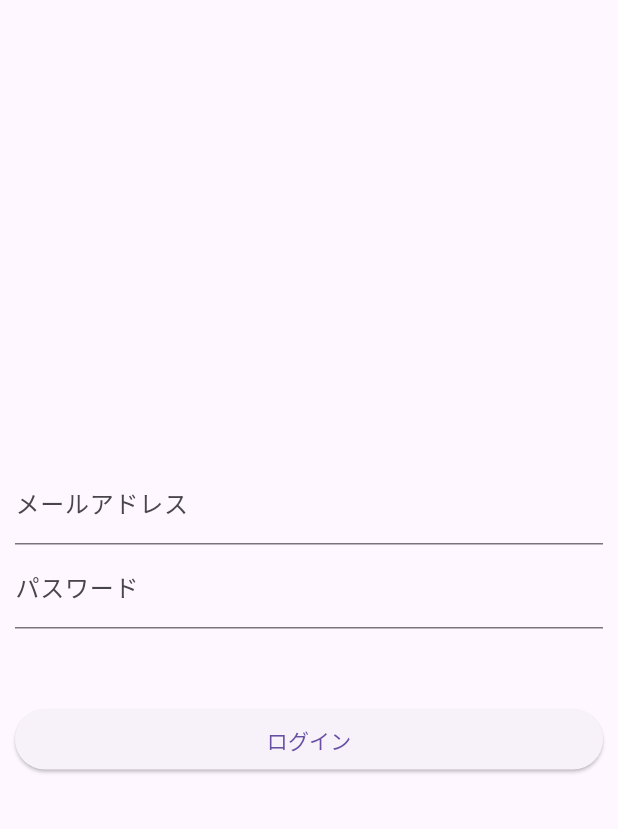
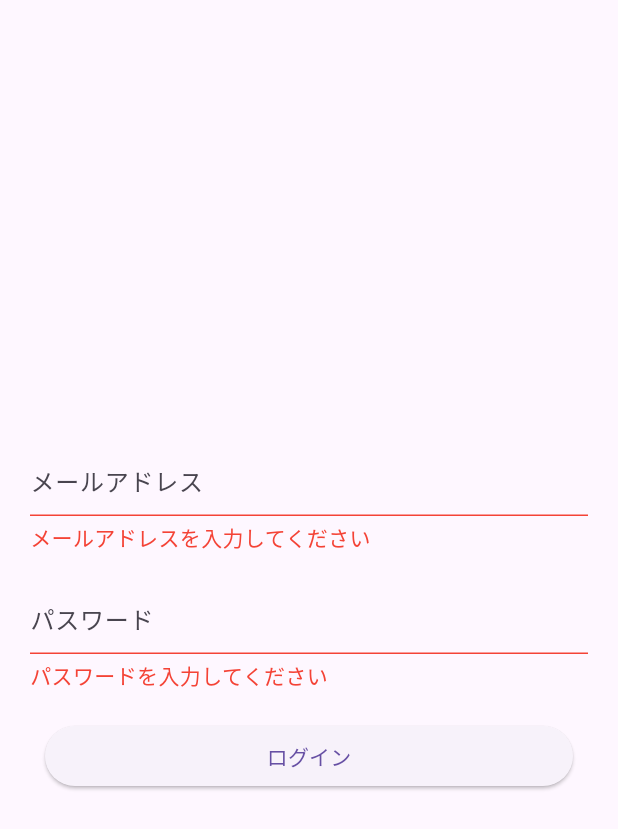
Before and after one commit to kunihei/memocrm_flutter, a Flutter app: the screen it shows after launch, after a tap on "ログイン", on a phone screen of 412 x 824 dp. Shown: the top 829 px of the screen. Run offline on Flutter 3.47's test engine with Material 3 defaults, Android fonts, the phone set to English and light mode, and no system bars; our stand-ins replace dio, flutter_hooks, go_router, hooks_riverpod, shared_preferences.

Commit message:
ログイン処理の実装完了、リフレッシュはまだ動作確認まだ
Co-authored-by: Copilot <copilot@github.com>

```diff
--- /dev/null
+++ b/lib/dummy/dummy_view.dart
@@ -0,0 +1,13 @@
+import 'package:flutter/material.dart';
+
+class DummyView extends StatelessWidget {
+  const DummyView({super.key});
+
+  @override
+  Widget build(BuildContext context) {
+    return Scaffold(
+      appBar: AppBar(title: const Text('ダミー')),
+      body: const Center(child: Text('ダミー画面')),
+    );
+  }
+}
--- a/lib/login/login_view.dart
+++ b/lib/login/login_view.dart
@@ -1,33 +1,112 @@
 import 'package:flutter/material.dart';
+import 'package:flutter/scheduler.dart';
+import 'package:flutter_hooks/flutter_hooks.dart';
+import 'package:go_router/go_router.dart';
 import 'package:hooks_riverpod/hooks_riverpod.dart';
+import 'package:memocrm/login/view_model/login_viewmodel.dart';
+import 'package:memocrm/router/app_route.dart';
+import 'package:memocrm/utils/dialog_utils.dart';
+import 'package:memocrm/login/widgets/login_form.dart';
 
+/// 目的：
+/// - ログイン画面の UI を組み立て、ViewModel の状態変化に応じた画面遷移や
+///   エラーダイアログ表示を制御する。
+///
+/// 概要：
+/// - `loginViewModelProvider` を監視して、ローディング状態や認証状態を取得する。
+/// - 認証成功時は次画面へ遷移し、エラー発生時はダイアログを表示する。
+/// - 実際の入力フォーム表示は `LoginForm` に委譲し、ログイン実行だけを受け持つ。
 class LoginView extends HookConsumerWidget {
   const LoginView({super.key});
 
   @override
+  /// 目的：
+  /// - ログイン画面を描画し、ViewModel の状態変化に応じた副作用を登録する。
+  ///
+  /// 概要：
+  /// - `ref.watch` でログイン状態を購読し、フォームへ必要な値を渡す。
+  /// - `useEffect` 内で状態変化を監視し、認証成功時の画面遷移と
+  ///   エラー発生時のダイアログ表示を post frame で安全に実行する。
   Widget build(BuildContext context, WidgetRef ref) {
+    // 現在のログイン状態を監視する。
+    // `watch` は状態が変わるたびにこの Widget を再ビルドし、
+    // `isLoading` などの表示状態を `LoginForm` に反映するために使う。
+    final state = ref.watch(loginViewModelProvider);
+
+    // useEffect は、Widget の描画後に一度だけ実行したい処理や、
+    // 依存値が変わったときに登録し直したい副作用を扱うための Hook。
+    //
+    // ここでは画面の見た目を作るのではなく、
+    // - ログイン成功時に画面遷移する
+    // - エラー発生時にダイアログを表示する
+    // という UI 側の副作用を ViewModel の状態変化に紐づけている。
+    useEffect(() {
+      // `listenManual` は Provider の状態変化を手動で購読するための仕組み。
+      // `previous` には変更前の状態、`next` には変更後の状態が入る。
+      // これにより「未ログイン → ログイン済み」のような変化だけを検知できる。
+      final subscription = ref.listenManual<LoginState>(
+        loginViewModelProvider,
+        (previous, next) {
+          // 変更前の認証状態を取得する。
+          // 初回は previous が null になる可能性があるため、未認証として扱う。
+          final wasAuthenticated = previous?.isAuthenticated ?? false;
+
+          // 未認証状態から認証済み状態に変わったタイミングだけ画面遷移する。
+          // next.isAuthenticated だけを見ると、再ビルドや状態更新のたびに
+          // 何度も遷移処理が走る可能性があるため、previous と next を比較している。
+          if (!wasAuthenticated && next.isAuthenticated) {
+            // 画面遷移は build 中に直接実行すると Flutter の描画処理と衝突することがある。
+            // そのため、現在のフレーム描画が終わったあとに実行するよう予約する。
+            SchedulerBinding.instance.addPostFrameCallback((_) {
+              // 予約した処理が実行される時点で、この Widget が破棄済みの可能性がある。
+              // `mounted` を確認してから context を使うことで、安全に画面遷移する。
+              if (context.mounted) {
+                context.goNamed(AppRoute.dummy, extra: next.userName);
+              }
+            });
+          }
+
+          // 変更前と変更後のエラーメッセージを比較する。
+          // 新しいエラーが入った場合だけダイアログを表示したいので、
+          // 同じエラーメッセージで何度も表示されないようにしている。
+          final hadError = previous?.errorMessage;
+          final newError = next.errorMessage;
+          final shouldShowError = newError != null && newError != hadError;
+
+          if (shouldShowError) {
+            // ダイアログ表示も画面遷移と同じく UI の副作用なので、
+            // build 中ではなく現在のフレーム描画後に実行する。
+            SchedulerBinding.instance.addPostFrameCallback((_) {
+              // Widget が破棄されたあとに dialog を出そうとするとエラーになるため、
+              // context がまだ有効か確認してから表示する。
+              if (!context.mounted) {
+                return;
+              }
+              showErrorDialog(context, newError);
+            });
+          }
+        },
+      );
+
+      // useEffect の戻り値はクリーンアップ処理。
+      // LoginView が破棄されるとき、または依存値が変わって useEffect が再実行される前に呼ばれる。
+      // Provider の購読を閉じて、不要な監視が残らないようにする。
+      return () => subscription.close();
+    }, [ref, context]);
+
+    // フォームから受け取った入力値を ViewModel のログイン処理へ渡す。
+    void handleLogin(String email, String password) {
+      ref
+          .read(loginViewModelProvider.notifier)
+          .login(email: email, password: password);
+    }
+
     return Scaffold(
       body: Center(
-        child: Padding(
-          padding: const EdgeInsets.all(10.0),
-          child: Column(
-            mainAxisAlignment: MainAxisAlignment.center,
-            children: [
-              TextField(decoration: InputDecoration(labelText: 'メールアドレス')),
-              TextField(
-                decoration: InputDecoration(labelText: 'パスワード'),
-                obscureText: true,
-              ),
-              SizedBox(height: 50),
-              SizedBox(
-                width: double.infinity,
-                child: ElevatedButton(
-                  onPressed: () {},
-                  child: const Text('ログイン'),
-                ),
-              ),
-            ],
-          ),
+        child: LoginForm(
+          isLoading: state.isLoading,
+          name: state.isAuthenticated ? state.userName : null,
+          onLogin: handleLogin,
         ),
       ),
     );
--- /dev/null
+++ b/lib/login/widgets/login_form.dart
@@ -0,0 +1,161 @@
+import 'package:flutter/material.dart';
+import 'package:flutter_hooks/flutter_hooks.dart';
+
+/// 目的：
+/// - ログイン画面で使用するメールアドレス・パスワード入力フォームを表示する。
+/// - 入力値の簡単なバリデーションを行い、問題がなければ親 Widget へログイン処理を依頼する。
+///
+/// 概要：
+/// - `HookWidget` を使い、`TextEditingController` とエラーメッセージ状態をこの Widget 内で管理する。
+/// - メールアドレスまたはパスワードが未入力の場合は、API を呼ばずにフォーム上へエラーを表示する。
+/// - 実際のログイン API 呼び出しや認証状態の更新はこの Widget では行わず、`onLogin` コールバック経由で外側へ委譲する。
+/// - `isLoading` が true の間はログインボタンを無効化し、二重送信を防ぐ。
+class LoginForm extends HookWidget {
+  /// ログイン処理中かどうか。
+  /// true の場合はログインボタンを押せない状態にする。
+  final bool isLoading;
+
+  /// ログイン済みユーザー名を受け取るための値。
+  /// 現在この Widget 内では表示に使っていないが、親 Widget から状態を渡せるように保持している。
+  final String? name;
+
+  /// 入力チェックを通過したメールアドレスとパスワードを親 Widget へ渡すコールバック。
+  /// この Widget はフォーム表示に専念し、ログイン処理本体は呼び出し元に任せる。
+  final void Function(String email, String password) onLogin;
+
+  const LoginForm({
+    super.key,
+    required this.isLoading,
+    required this.name,
+    required this.onLogin,
+  });
+
+  /// 入力欄の下線スタイルを作成する共通メソッド。
+  /// エラーがある入力欄は赤、通常時はグレーの下線にする。
+  InputBorder _underLineBorder({required bool hasError}) {
+    return UnderlineInputBorder(
+      borderSide: BorderSide(
+        color: hasError ? Colors.red : Colors.grey,
+        width: 1,
+      ),
+    );
+  }
+
+  @override
+  Widget build(BuildContext context) {
+    // メールアドレス入力欄のテキストを管理する Controller。
+    // Hook を使うことで Widget の破棄時に自動で dispose される。
+    final emailController = useTextEditingController();
+
+    // パスワード入力欄のテキストを管理する Controller。
+    final passController = useTextEditingController();
+
+    // メールアドレス入力欄に表示するエラーメッセージ。
+    // null の場合はエラー表示を行わない。
+    final emailError = useState<String?>(null);
+
+    // パスワード入力欄に表示するエラーメッセージ。
+    final passError = useState<String?>(null);
+
+    /// ログインボタン押下時の処理。
+    /// 入力欄からフォーカスを外したあと、空欄チェックを行い、
+    /// 問題がなければ `onLogin` で親 Widget にログイン処理を依頼する。
+    void submit() {
+      // キーボードを閉じるため、現在フォーカスされている入力欄からフォーカスを外す。
+      FocusScope.of(context).unfocus();
+
+      // 前後の空白を除去して、実際にログイン処理へ渡す値を作る。
+      final email = emailController.text.trim();
+      final pass = passController.text.trim();
+
+      // 必須入力チェック。
+      // 未入力の場合はそれぞれの入力欄の下にエラーメッセージを表示する。
+      emailError.value = email.isEmpty ? 'メールアドレスを入力してください' : null;
+      passError.value = pass.isEmpty ? 'パスワードを入力してください' : null;
+
+      // どちらかにエラーがある場合は、ログイン処理を呼ばずにここで終了する。
+      if (emailError.value != null || passError.value != null) {
+        return;
+      }
+
+      // 入力チェックを通過した値を親 Widget へ渡す。
+      onLogin(email, pass);
+    }
+
+    return Padding(
+      padding: EdgeInsets.all(20),
+      child: Column(
+        mainAxisAlignment: MainAxisAlignment.center,
+        children: [
+          // メールアドレス入力欄。
+          // 入力が変更されたら、表示中のメールアドレスエラーを消す。
+          TextField(
+            controller: emailController,
+            onChanged: (_) {
+              if (emailError.value != null) {
+                emailError.value = null;
+              }
+            },
+            decoration: InputDecoration(
+              hintText: 'メールアドレス',
+              enabledBorder: _underLineBorder(hasError: emailError.value != null),
+              focusedBorder: _underLineBorder(hasError: emailError.value != null),
+            ),
+          ),
+          // メールアドレスの入力エラーがある場合だけ、入力欄の下にメッセージを表示する。
+          if (emailError.value != null) ...[
+            const SizedBox(height: 4),
+            Align(
+              alignment: Alignment.centerLeft,
+              child: Text(emailError.value!, style: TextStyle(color: Colors.red)),
+            ),
+          ],
+          const SizedBox(height: 20),
+          // パスワード入力欄。
+          // `obscureText: true` により、入力内容を伏せ字で表示する。
+          TextField(
+            controller: passController,
+            onChanged: (_) {
+              if (passError.value != null) {
+                passError.value = null;
+              }
+            },
+            decoration: InputDecoration(
+              hintText: 'パスワード',
+              enabledBorder: _underLineBorder(
+                hasError: passError.value != null,
+              ),
+              focusedBorder: _underLineBorder(
+                hasError: passError.value != null,
+              ),
+            ),
+            obscureText: true,
+          ),
+          // パスワードの入力エラーがある場合だけ、入力欄の下にメッセージを表示する。
+          if (passError.value != null) ...[
+            const SizedBox(height: 4),
+            Align(
+              alignment: Alignment.centerLeft,
+              child: Text(
+                passError.value!,
+                style: TextStyle(color: Colors.red),
+              ),
+            ),
+          ],
+          const SizedBox(height: 20),
+          Padding(
+            padding: const EdgeInsets.symmetric(horizontal: 10),
+            child: SizedBox(
+              width: double.infinity,
+              child: ElevatedButton(
+                // ログイン処理中はボタンを無効化し、連続タップによる二重送信を防ぐ。
+                onPressed: isLoading ? null : submit,
+                child: const Text('ログイン'),
+              ),
+            ),
+          ),
+        ],
+      ),
+    );
+  }
+}
--- a/lib/router/app_route.dart
+++ b/lib/router/app_route.dart
@@ -1,10 +1,12 @@
 class AppRoute {
   const AppRoute._();
   static const login = 'login';
+  static const dummy = 'dummy';
 }
 
 class AppPath {
   const AppPath._();
 
   static const login = '/';
+  static const dummy = '/dummy';
 }
--- a/lib/router/app_router.dart
+++ b/lib/router/app_router.dart
@@ -1,5 +1,6 @@
 import 'package:go_router/go_router.dart';
 import 'package:hooks_riverpod/hooks_riverpod.dart';
+import 'package:memocrm/dummy/dummy_view.dart';
 import 'package:memocrm/login/login_view.dart';
 import 'package:memocrm/router/app_route.dart';
 
@@ -7,7 +8,16 @@ final goRouterProvider = Provider<GoRouter>((ref) {
   return GoRouter(
     initialLocation: AppPath.login,
     routes: [
-      GoRoute(path: AppPath.login, builder: (context, state) => LoginView()),
+      GoRoute(
+        path: AppPath.login,
+        name: AppRoute.login,
+        builder: (context, state) => LoginView(),
+      ),
+      GoRoute(
+        path: AppPath.dummy,
+        name: AppRoute.dummy,
+        builder: (context, state) => DummyView(),
+      ),
     ],
   );
 });
```
Also changed, not shown: lib/login/models/login_models.dart (+12 -14 lines), lib/login/repo/login_repo.dart (+4 -4 lines), lib/login/view_model/login_viewmodel.dart (+54 -34 lines), lib/utils/dialog_utils.dart (added, +39 -0 lines), 3 other files.
